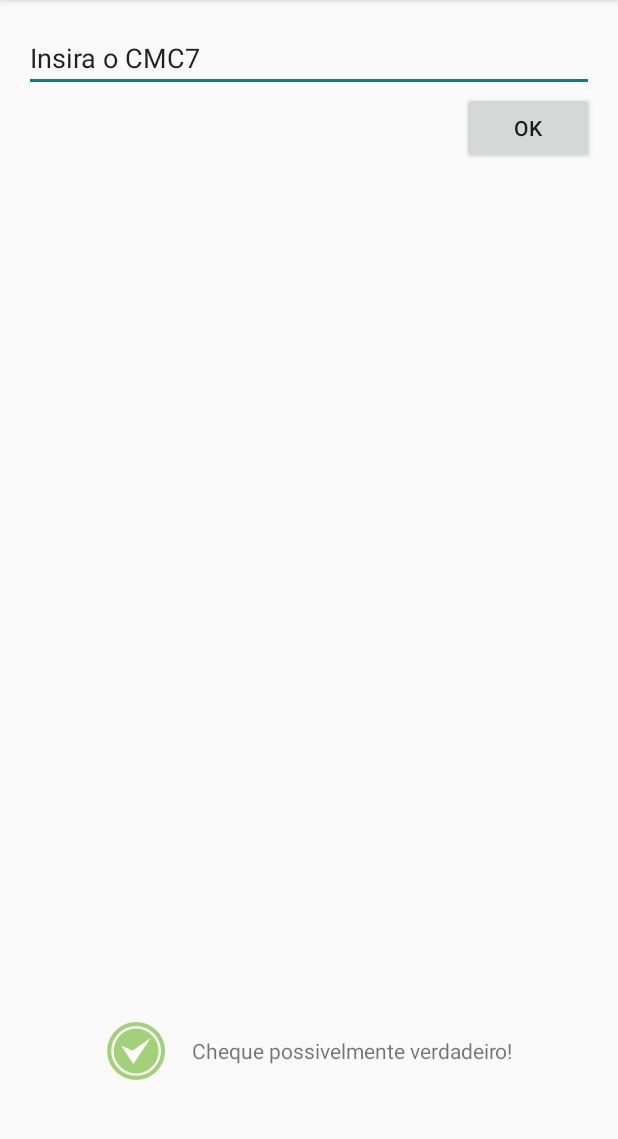
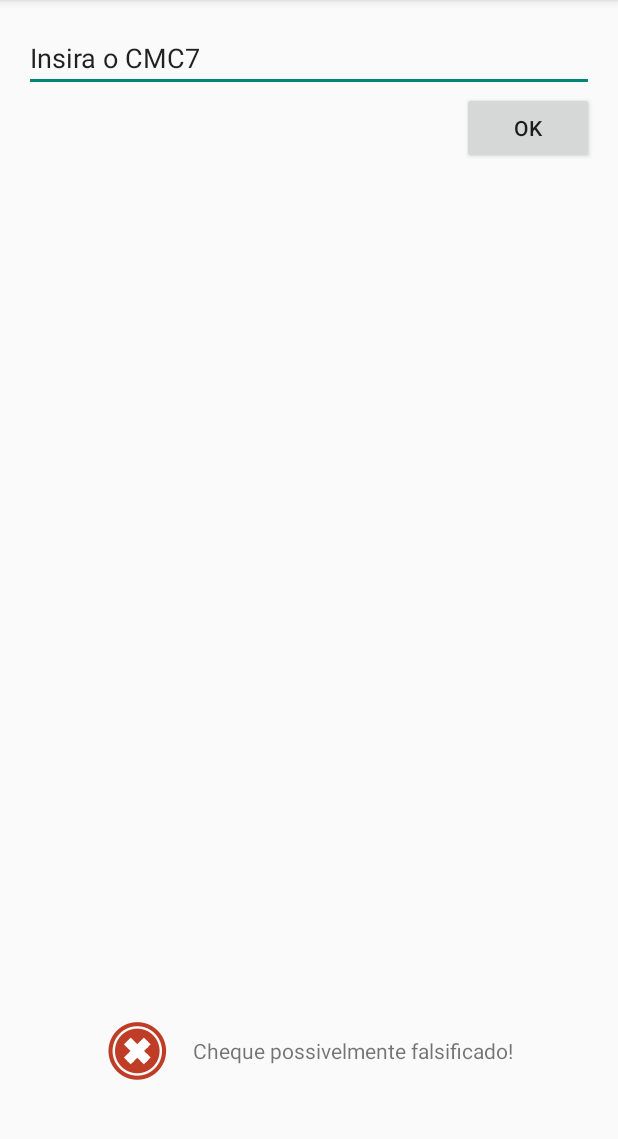
Before and after one commit to pedrofsn/android-cmc7-cheque-falso, an Android app: the fragment FragmentValidacao shown on its own in the app's theme, after a tap on "OK", on a phone screen of 412 x 824 dp, the part 84-1223 px from its top. Run offline under Robolectric (Android 15) with nearby library versions, the phone set to English and light mode, and no system bars.

Commit message:
Mensagem amigável, quando o cheque é válido/inválido.

```diff
--- a/app/src/main/java/cmc7/cheque/falso/FragmentValidacao.java
+++ b/app/src/main/java/cmc7/cheque/falso/FragmentValidacao.java
@@ -3,6 +3,8 @@ package cmc7.cheque.falso;
 import android.os.Bundle;
 import android.support.annotation.Nullable;
 import android.support.v4.app.Fragment;
+import android.text.Editable;
+import android.text.TextWatcher;
 import android.view.LayoutInflater;
 import android.view.View;
 import android.view.ViewGroup;
@@ -11,12 +13,11 @@ import android.widget.EditText;
 import android.widget.ImageView;
 import android.widget.LinearLayout;
 import android.widget.TextView;
-import android.widget.Toast;
 
 /**
  * Created by pedro.sousa on 21/10/2014.
  */
-public class FragmentValidacao extends Fragment implements View.OnClickListener {
+public class FragmentValidacao extends Fragment implements View.OnClickListener, TextWatcher {
 
     private EditText editTextCmc7;
     private Button buttonOk;
@@ -25,6 +26,7 @@ public class FragmentValidacao extends Fragment implements View.OnClickListener
     private TextView textView;
 
     private Validador validador;
+    private String cmc7anterior;
     private String cmc7;
 
     public FragmentValidacao() {
@@ -49,9 +51,8 @@ public class FragmentValidacao extends Fragment implements View.OnClickListener
     @Override
     public void onStart() {
         super.onStart();
-
-        validador = new Validador();
-
+        validador = new Validador(getActivity());
+        editTextCmc7.addTextChangedListener(this);
         buttonOk.setOnClickListener(this);
     }
 
@@ -59,29 +60,48 @@ public class FragmentValidacao extends Fragment implements View.OnClickListener
     public void onClick(View view) {
         switch (view.getId()) {
             case R.id.buttonOk:
+                if (cmc7anterior == cmc7)
+                    linearLayout.setVisibility(View.GONE);
+
                 cmc7 = editTextCmc7.getText().toString();
-
-                if (cmc7 != null && !cmc7.equals("")) {
-                    if (validador.validarCMC7(cmc7)) {
-                        Toast.makeText(getActivity(), "Cheque verdadeiro", Toast.LENGTH_SHORT).show();
-                    } else {
-                        Toast.makeText(getActivity(), "Cheque possivelmente falso", Toast.LENGTH_SHORT).show();
-                    }
-                } else {
-                    Toast.makeText(getActivity(), "Preencha o campo de CMC7", Toast.LENGTH_SHORT).show();
-                }
-
+                setResultadoValidacaoCheque(validador.validarCMC7(cmc7));
                 break;
         }
     }
 
     private void setResultadoValidacaoCheque(boolean caso) {
-        if(caso) {
+        linearLayout.setVisibility(View.VISIBLE);
+        int drawable;
+        int string;
 
+        if (caso) {
+            drawable = R.drawable.ic_positivo;
+            string = R.string.cheque_possivelmente_verdadeiro;
         } else {
-
+            drawable = R.drawable.ic_negativo;
+            string = R.string.cheque_possivelmente_falso;
         }
 
-        //imageView.setBackground(R.id.ic);
+        imageView.setBackgroundResource(drawable);
+        textView.setText(string);
+
+        cmc7anterior = cmc7;
+    }
+
+    @Override
+    public void beforeTextChanged(CharSequence charSequence, int i, int i2, int i3) {
+
+    }
+
+    @Override
+    public void onTextChanged(CharSequence charSequence, int i, int i2, int i3) {
+
+    }
+
+    @Override
+    public void afterTextChanged(Editable editable) {
+        if (cmc7anterior != null)
+            if (!editable.toString().equals(cmc7anterior))
+                linearLayout.setVisibility(View.GONE);
     }
 }
--- a/app/src/main/java/cmc7/cheque/falso/Validador.java
+++ b/app/src/main/java/cmc7/cheque/falso/Validador.java
@@ -1,4 +1,7 @@
 package cmc7.cheque.falso;
+
+import android.content.Context;
+import android.widget.Toast;
 
 import java.util.regex.Matcher;
 import java.util.regex.Pattern;
@@ -20,11 +23,14 @@ public class Validador {
      * ************************************
      */
 
-    public Validador() {
+    private Context context;
 
+    public Validador(Context context) {
+        this.context = context;
     }
 
     public boolean validarCMC7(final String campo) {
+        if (campo != null && !campo.equals("")) {
 
             //String teste = "341026200184356765450006083914";
             String regexValida = "\\d{8}\\d{10}\\d{12}";
@@ -53,7 +59,10 @@ public class Validador {
             } else {
                 return false;
             }
-
+        } else {
+            Toast.makeText(context, "Preencha o campo de CMC7", Toast.LENGTH_SHORT).show();
+            return false;
+        }
     }
 
     /**
--- a/app/src/main/res/layout/fragment_validacao.xml
+++ b/app/src/main/res/layout/fragment_validacao.xml
@@ -28,6 +28,7 @@
         android:layout_height="wrap_content"
         android:id="@+id/linearLayout"
         android:gravity="center"
+        android:visibility="gone"
         android:layout_marginBottom="30dp"
         android:orientation="horizontal"
         android:layout_alignParentBottom="true"
@@ -44,7 +45,7 @@
             android:layout_width="wrap_content"
             android:layout_marginLeft="@dimen/activity_horizontal_margin"
             android:layout_height="wrap_content"
-            android:text="@string/cheque_verdadeiro_verdadeiro" />
+            android:text="@string/cheque_possivelmente_verdadeiro" />
     </LinearLayout>
 
 
--- a/app/src/main/res/values/strings.xml
+++ b/app/src/main/res/values/strings.xml
@@ -3,7 +3,7 @@
 
     <string name="app_name">"CMC7 Cheque Falso "</string>
     <string name="insira_cmc7">Insira o CMC7</string>
-    <string name="cheque_verdadeiro_verdadeiro">Cheque possivelmente verdadeiro!</string>
-    <string name="cheque_verdadeiro_falso">Cheque possivelmente falsificado!</string>
+    <string name="cheque_possivelmente_verdadeiro">Cheque possivelmente verdadeiro!</string>
+    <string name="cheque_possivelmente_falso">Cheque possivelmente falsificado!</string>
 
 </resources>
```
Also changed, not shown: app/src/main/java/cmc7/cheque/falso/ActivityMain.java (+0 -22 lines), app/src/main/res/menu/my.xml (deleted, +0 -9 lines). Lines whose indentation alone changed are shown as unchanged.
